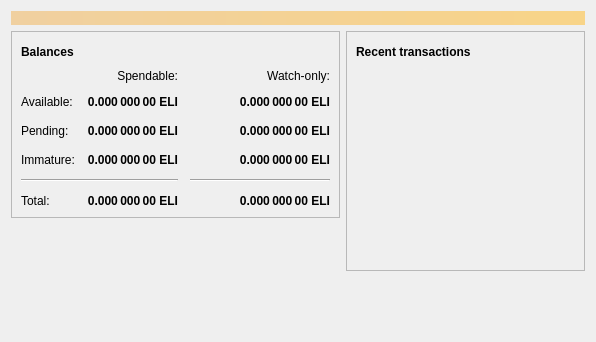
First picture: the form in src/qt/forms/overviewpage.ui, repository elicoin/elicoin, before the edit.
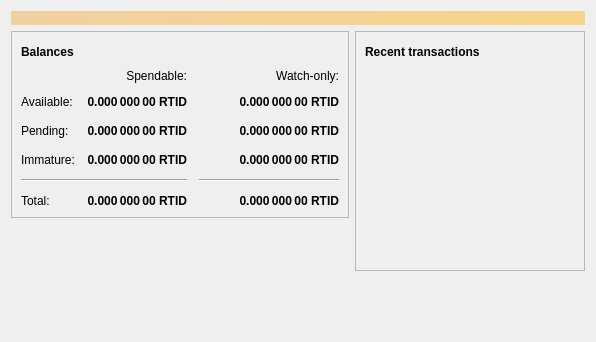
Second picture: the form after the edit. Icons and pictures are not drawn.

Diff of the .ui file:
```diff
--- a/src/qt/forms/overviewpage.ui
+++ b/src/qt/forms/overviewpage.ui
@@ -129,7 +129,7 @@
                <string>Unconfirmed transactions to watch-only addresses</string>
               </property>
               <property name="text">
-               <string notr="true">0.000 000 00 ELI</string>
+               <string notr="true">0.000 000 00 RTID</string>
               </property>
               <property name="alignment">
                <set>Qt::AlignRight|Qt::AlignTrailing|Qt::AlignVCenter</set>
@@ -154,7 +154,7 @@
                <string>Total of transactions that have yet to be confirmed, and do not yet count toward the spendable balance</string>
               </property>
               <property name="text">
-               <string notr="true">0.000 000 00 ELI</string>
+               <string notr="true">0.000 000 00 RTID</string>
               </property>
               <property name="alignment">
                <set>Qt::AlignRight|Qt::AlignTrailing|Qt::AlignVCenter</set>
@@ -179,7 +179,7 @@
                <string>Mined balance in watch-only addresses that has not yet matured</string>
               </property>
               <property name="text">
-               <string notr="true">0.000 000 00 ELI</string>
+               <string notr="true">0.000 000 00 RTID</string>
               </property>
               <property name="alignment">
                <set>Qt::AlignRight|Qt::AlignTrailing|Qt::AlignVCenter</set>
@@ -237,7 +237,7 @@
                <string>Mined balance that has not yet matured</string>
               </property>
               <property name="text">
-               <string notr="true">0.000 000 00 ELI</string>
+               <string notr="true">0.000 000 00 RTID</string>
               </property>
               <property name="alignment">
                <set>Qt::AlignRight|Qt::AlignTrailing|Qt::AlignVCenter</set>
@@ -282,7 +282,7 @@
                <string>Your current total balance</string>
               </property>
               <property name="text">
-               <string notr="true">0.000 000 00 ELI</string>
+               <string notr="true">0.000 000 00 RTID</string>
               </property>
               <property name="alignment">
                <set>Qt::AlignRight|Qt::AlignTrailing|Qt::AlignVCenter</set>
@@ -307,7 +307,7 @@
                <string>Current total balance in watch-only addresses</string>
               </property>
               <property name="text">
-               <string notr="true">0.000 000 00 ELI</string>
+               <string notr="true">0.000 000 00 RTID</string>
               </property>
               <property name="alignment">
                <set>Qt::AlignRight|Qt::AlignTrailing|Qt::AlignVCenter</set>
@@ -349,7 +349,7 @@
                <string>Your current spendable balance</string>
               </property>
               <property name="text">
-               <string notr="true">0.000 000 00 ELI</string>
+               <string notr="true">0.000 000 00 RTID</string>
               </property>
               <property name="alignment">
                <set>Qt::AlignRight|Qt::AlignTrailing|Qt::AlignVCenter</set>
@@ -374,7 +374,7 @@
                <string>Your current balance in watch-only addresses</string>
               </property>
               <property name="text">
-               <string notr="true">0.000 000 00 ELI</string>
+               <string notr="true">0.000 000 00 RTID</string>
               </property>
               <property name="alignment">
                <set>Qt::AlignRight|Qt::AlignTrailing|Qt::AlignVCenter</set>
```
Left out of the diff: 4 changed lines with no effect on the pictures.
